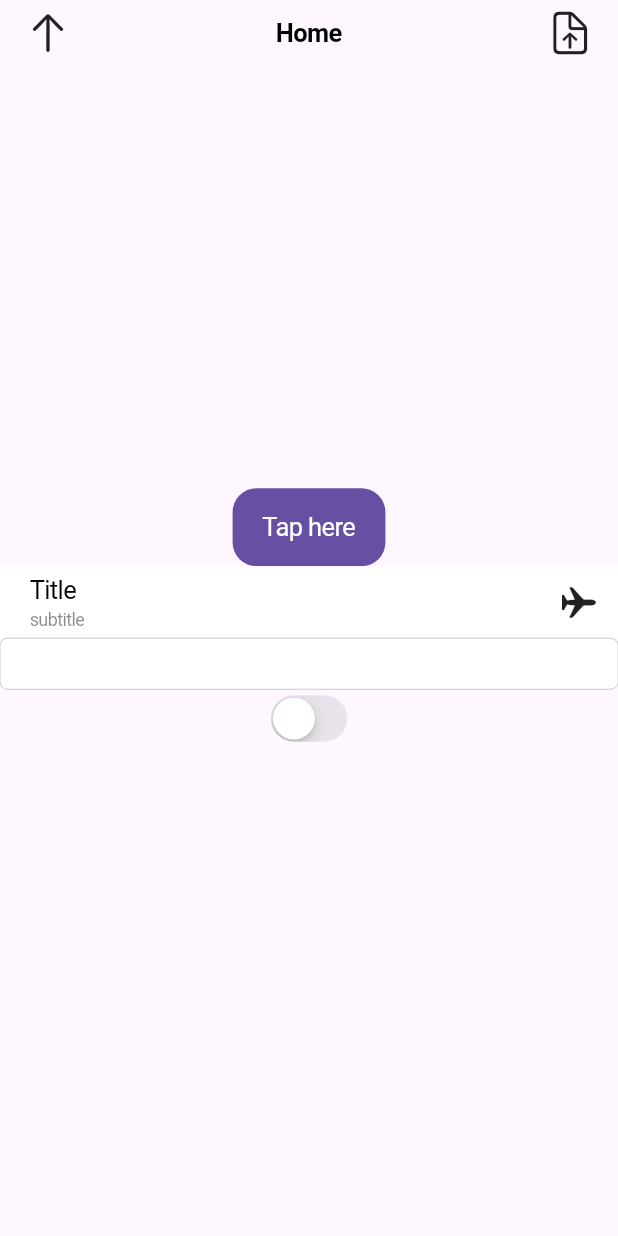
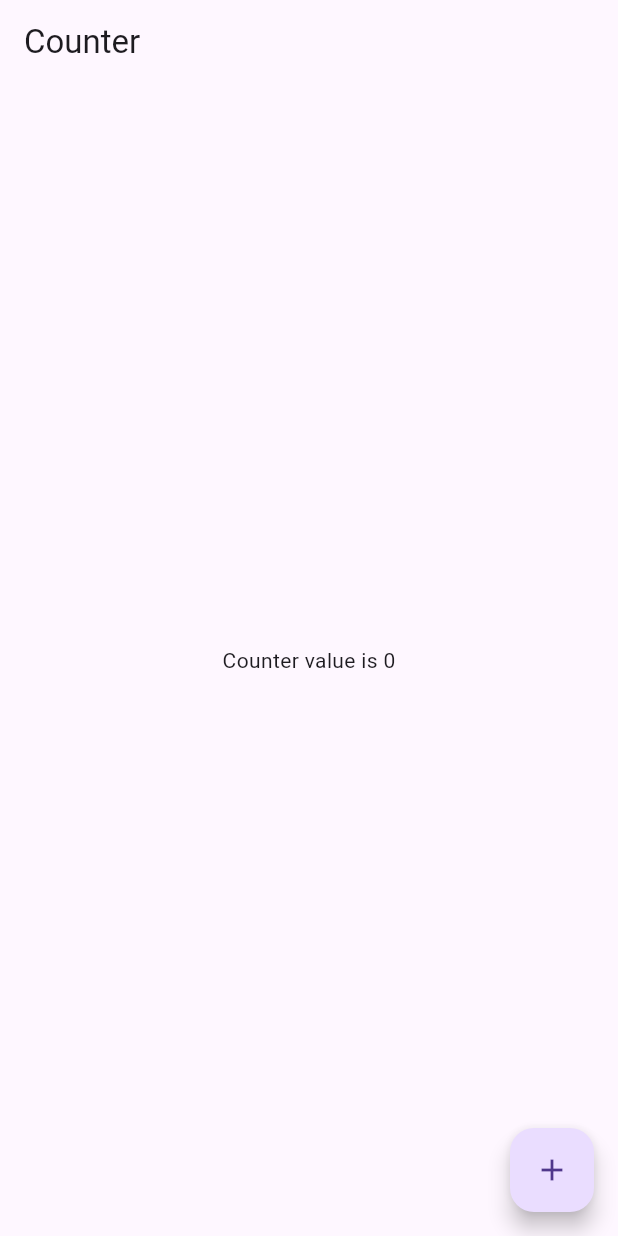
Before and after one commit to wahiduzzamanbappy/live_class_projects, a Flutter app: the screen it shows after launch, on a phone screen of 412 x 824 dp. Run offline on Flutter 3.47's test engine with Material 3 defaults, Android fonts, the phone set to English and light mode, and no system bars.

Commit message:
new code added

```diff
--- a/lib/main.dart
+++ b/lib/main.dart
@@ -1,30 +1,25 @@
-
-import 'dart:io';
-
-import 'package:flutter/cupertino.dart';
 import 'package:flutter/material.dart';
 
-/// Cupertino Design System
+/// Named Navigation, Stateful Widget
 
 void main() {
-  runApp(const CupertinoExpApp());
+  runApp(const SimpleApp());
 }
 
-class CupertinoExpApp extends StatelessWidget {
-  const CupertinoExpApp({super.key});
+class SimpleApp extends StatelessWidget {
+  const SimpleApp({super.key});
 
   @override
   Widget build(BuildContext context) {
-    if (Platform.isIOS) {
-      return const CupertinoApp(
-        title: 'Experiment Project',
-        home: Home(),
-      );
-    } else {
-      return const MaterialApp(
-        home: Home(),
-      );
-    }
+    return MaterialApp(
+      // initialRoute: '/',
+      // routes: {
+      //   '/': (context) => Home(),
+      //   '/profile': (context) => Profile(),
+      //   '/settings': (context) => Settings(),
+      // },
+      home: CounterScreen(),
+    );
   }
 }
 
@@ -33,31 +28,142 @@ class Home extends StatelessWidget {
 
   @override
   Widget build(BuildContext context) {
-    return CupertinoPageScaffold(
-      navigationBar: const CupertinoNavigationBar(
-        middle: Text('Home'),
-        trailing: Icon(CupertinoIcons.arrow_up_doc),
-        leading: Icon(CupertinoIcons.arrow_up),
+    return Scaffold(
+      appBar: AppBar(
+        title: const Text('Home'),
       ),
-      child: Column(
-        mainAxisAlignment: MainAxisAlignment.center,
+      body: Column(
         children: [
-          CupertinoButton.filled(
-            borderRadius: BorderRadius.circular(16),
-            child: const Text('Tap here'),
-            onPressed: () {},
+          ElevatedButton(
+            onPressed: () {
+              // Navigator.push(
+              //   context,
+              //   MaterialPageRoute(
+              //     builder: (context) => Profile(),
+              //   ),
+              // );
+              Navigator.pushNamed(context, '/profile');
+            },
+            child: const Text('Go to Profile'),
           ),
-          CupertinoListTile(
-            onTap: () {},
-            title: const Text('Title'),
-            backgroundColor: CupertinoColors.white,
-            subtitle: const Text('subtitle'),
-            trailing: const Icon(CupertinoIcons.airplane),
-          ),
-          const CupertinoTextField(),
-          CupertinoSwitch(value: false, onChanged: (value) {})
         ],
       ),
     );
   }
 }
+
+class Profile extends StatelessWidget {
+  const Profile({super.key});
+
+  @override
+  Widget build(BuildContext context) {
+    return Scaffold(
+      appBar: AppBar(
+        title: const Text('Profile'),
+      ),
+      body: Column(
+        children: [
+          ElevatedButton(
+            onPressed: () {
+              // Navigator.pushReplacement(
+              //   context,
+              //   MaterialPageRoute(
+              //     builder: (context) => Settings(),
+              //   ),
+              // );
+              Navigator.pushReplacementNamed(context, '/settings');
+            },
+            child: const Text('Settings'),
+          ),
+        ],
+      ),
+    );
+  }
+}
+
+class Settings extends StatelessWidget {
+  const Settings({super.key});
+
+  @override
+  Widget build(BuildContext context) {
+    return Scaffold(
+      appBar: AppBar(
+        title: const Text('Settings'),
+      ),
+      body: Column(
+        children: [
+          ElevatedButton(
+            onPressed: () {
+              // Navigator.pushAndRemoveUntil(
+              //   context,
+              //   MaterialPageRoute(builder: (context) => Home()),
+              //   (predicate) => false,
+              // );
+              Navigator.pushNamedAndRemoveUntil(
+                context,
+                '/home',
+                    (predicate) => false,
+              );
+            },
+            child: const Text('Home'),
+          ),
+        ],
+      ),
+    );
+  }
+}
+
+// class CounterScreen extends StatelessWidget {
+//   CounterScreen({super.key});
+//
+//   int counter = 0;
+//
+//   @override
+//   Widget build(BuildContext context) {
+//     return Scaffold(
+//       appBar: AppBar(
+//         title: Text('Counter'),
+//       ),
+//       body: Center(
+//         child: Text('Counter value is $counter'),
+//       ),
+//       floatingActionButton: FloatingActionButton(
+//         onPressed: () {
+//           counter = counter + 1;
+//         },
+//         child: Icon(Icons.add),
+//       ),
+//     );
+//   }
+// }
+
+class CounterScreen extends StatefulWidget {
+  @override
+  State<StatefulWidget> createState() {
+    return CounterScreenState();
+  }
+}
+
+class CounterScreenState extends State<CounterScreen> {
+  int counter = 0;
+
+  @override
+  Widget build(BuildContext context) {
+    return Scaffold(
+      appBar: AppBar(
+        title: const Text('Counter'),
+      ),
+      body: Center(
+        child: Text('Counter value is $counter'),
+      ),
+      floatingActionButton: FloatingActionButton(
+        onPressed: () {
+          counter = counter + 1;
+          print(counter);
+          setState(() {});
+        },
+        child: const Icon(Icons.add),
+      ),
+    );
+  }
+}
```
